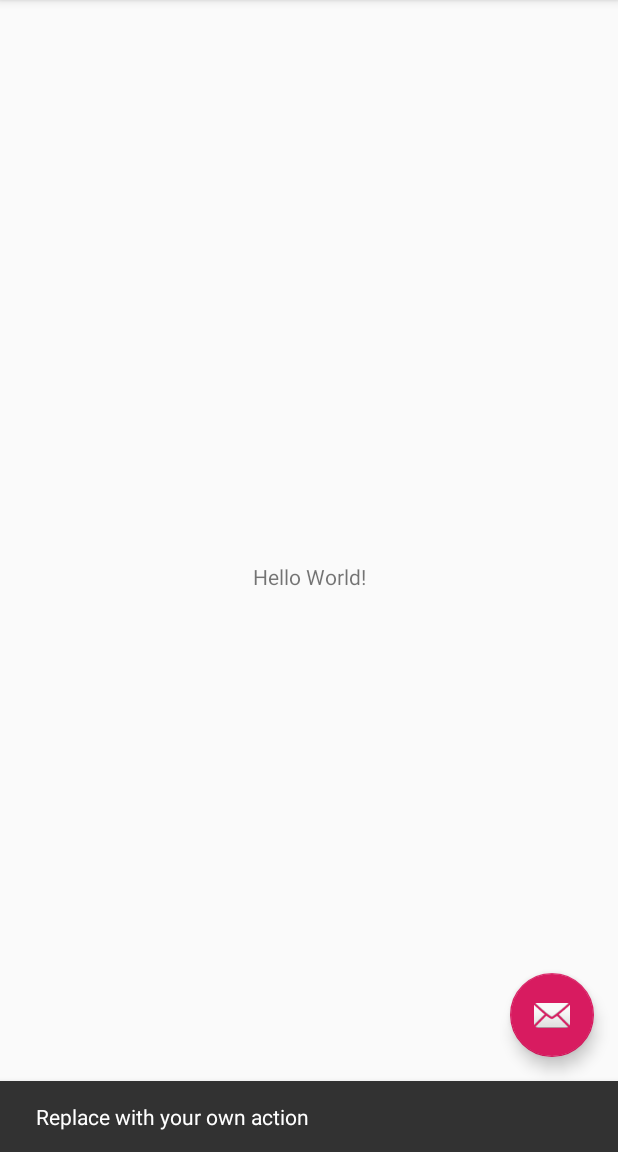
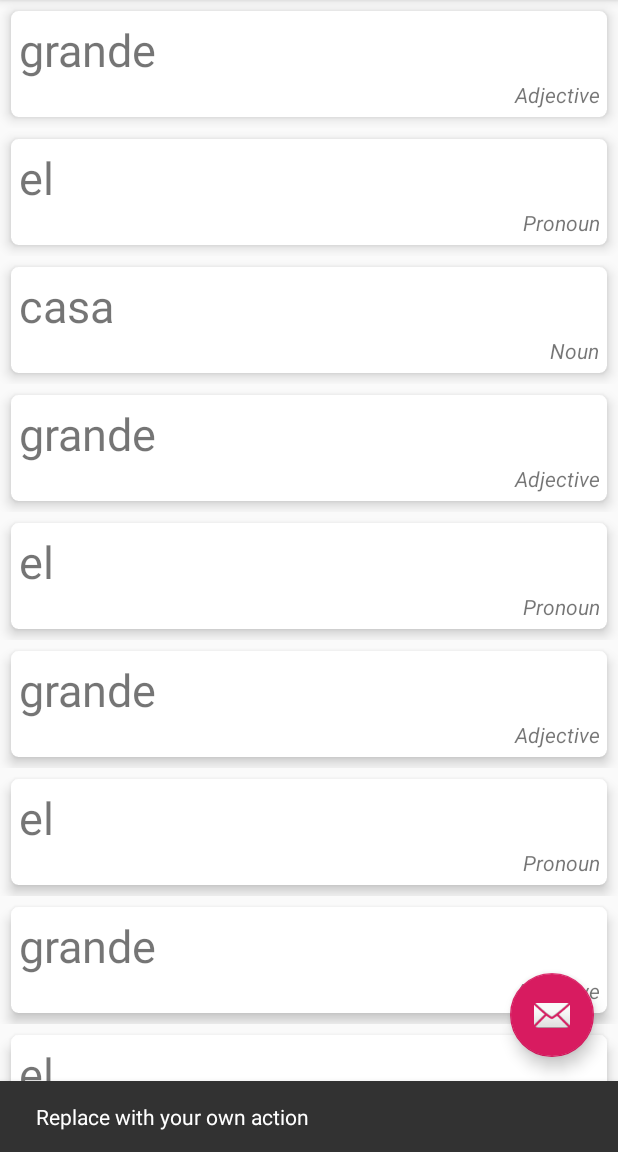
Before and after one commit to rishikesh1419/Android-My-Spanish-Vocab, an Android app: the screen it shows after launch (MainActivity), after a tap on an icon or button, on a phone screen of 412 x 824 dp, the part 84-1236 px from its top. Run offline under Robolectric (Android 15) with nearby library versions, the phone set to English and light mode, and no system bars.

Commit message:
Home screen layout done

```diff
--- a/app/build.gradle
+++ b/app/build.gradle
@@ -21,10 +21,12 @@ android {
 
 dependencies {
     implementation fileTree(dir: 'libs', include: ['*.jar'])
-    implementation 'androidx.appcompat:appcompat:1.0.2'
+    implementation 'androidx.appcompat:appcompat:1.1.0'
     implementation 'androidx.constraintlayout:constraintlayout:1.1.3'
-    implementation 'com.google.android.material:material:1.0.0'
+    implementation 'com.google.android.material:material:1.1.0'
     testImplementation 'junit:junit:4.12'
-    androidTestImplementation 'androidx.test.ext:junit:1.1.0'
-    androidTestImplementation 'androidx.test.espresso:espresso-core:3.1.1'
+    implementation 'androidx.recyclerview:recyclerview:1.1.0'
+    implementation 'androidx.cardview:cardview:1.0.0'
+    androidTestImplementation 'androidx.test.ext:junit:1.1.1'
+    androidTestImplementation 'androidx.test.espresso:espresso-core:3.2.0'
 }
--- a/app/src/main/java/com/example/myspanishvocab/MainActivity.java
+++ b/app/src/main/java/com/example/myspanishvocab/MainActivity.java
@@ -7,12 +7,22 @@ import com.google.android.material.snackbar.Snackbar;
 
 import androidx.appcompat.app.AppCompatActivity;
 import androidx.appcompat.widget.Toolbar;
+import androidx.recyclerview.widget.LinearLayoutManager;
+import androidx.recyclerview.widget.RecyclerView;
 
 import android.view.View;
 import android.view.Menu;
 import android.view.MenuItem;
 
+import java.util.ArrayList;
+
 public class MainActivity extends AppCompatActivity {
+
+    RecyclerView recyclerView;
+    RecyclerView.Adapter myAdapter;
+    RecyclerView.LayoutManager layoutManager;
+
+    ArrayList<Word> words;
 
     @Override
     protected void onCreate(Bundle savedInstanceState) {
@@ -29,6 +39,31 @@ public class MainActivity extends AppCompatActivity {
                         .setAction("Action", null).show();
             }
         });
+
+        recyclerView = findViewById(R.id.wordsRv);
+        recyclerView.setHasFixedSize(true);
+
+        layoutManager = new LinearLayoutManager(this);
+        recyclerView.setLayoutManager(layoutManager);
+
+        words = new ArrayList<Word>();
+        words.add(new Word("grande","Adjective","","Big, Huge","Tu casa es grande.","grande"));
+        words.add(new Word("el","Pronoun","","he","El tiene una casa.","el"));
+        words.add(new Word("casa","Noun","feminine","house","Ella tiene una casa.","casa"));
+        words.add(new Word("grande","Adjective","","Big, Huge","Tu casa es grande.","grande"));
+        words.add(new Word("el","Pronoun","","he","El tiene una casa.","el"));
+        words.add(new Word("grande","Adjective","","Big, Huge","Tu casa es grande.","grande"));
+        words.add(new Word("el","Pronoun","","he","El tiene una casa.","el"));
+        words.add(new Word("grande","Adjective","","Big, Huge","Tu casa es grande.","grande"));
+        words.add(new Word("el","Pronoun","","he","El tiene una casa.","el"));
+        words.add(new Word("grande","Adjective","","Big, Huge","Tu casa es grande.","grande"));
+        words.add(new Word("el","Pronoun","","he","El tiene una casa.","el"));
+        words.add(new Word("grande","Adjective","","Big, Huge","Tu casa es grande.","grande"));
+        words.add(new Word("el","Pronoun","","he","El tiene una casa.","el"));
+
+        myAdapter = new WordAdapter(this, words);
+
+        recyclerView.setAdapter(myAdapter);
     }
 
     @Override
--- /dev/null
+++ b/app/src/main/java/com/example/myspanishvocab/Word.java
@@ -0,0 +1,67 @@
+package com.example.myspanishvocab;
+
+public class Word {
+    private String word;
+    private String pos;
+    private String gender;
+    private String meaning;
+    private String usage;
+    private String norm;
+
+    public Word(String word, String pos, String gender, String meaning, String usage, String norm) {
+        this.word = word;
+        this.pos = pos;
+        this.gender = gender;
+        this.meaning = meaning;
+        this.usage = usage;
+        this.norm = norm;
+    }
+
+    public String getWord() {
+        return word;
+    }
+
+    public void setWord(String word) {
+        this.word = word;
+    }
+
+    public String getPos() {
+        return pos;
+    }
+
+    public void setPos(String pos) {
+        this.pos = pos;
+    }
+
+    public String getGender() {
+        return gender;
+    }
+
+    public void setGender(String gender) {
+        this.gender = gender;
+    }
+
+    public String getMeaning() {
+        return meaning;
+    }
+
+    public void setMeaning(String meaning) {
+        this.meaning = meaning;
+    }
+
+    public String getUsage() {
+        return usage;
+    }
+
+    public void setUsage(String usage) {
+        this.usage = usage;
+    }
+
+    public String getNorm() {
+        return norm;
+    }
+
+    public void setNorm(String norm) {
+        this.norm = norm;
+    }
+}
--- /dev/null
+++ b/app/src/main/java/com/example/myspanishvocab/WordAdapter.java
@@ -0,0 +1,65 @@
+package com.example.myspanishvocab;
+
+import android.content.Context;
+import android.view.LayoutInflater;
+import android.view.View;
+import android.view.ViewGroup;
+import android.widget.TextView;
+
+import androidx.annotation.NonNull;
+import androidx.recyclerview.widget.RecyclerView;
+
+import org.w3c.dom.Text;
+
+import java.util.ArrayList;
+
+public class WordAdapter extends RecyclerView.Adapter<WordAdapter.ViewHolder> {
+
+    private ArrayList<Word> words;
+
+    public WordAdapter(Context context, ArrayList<Word> list) {
+        words = list;
+    }
+
+    public class ViewHolder extends RecyclerView.ViewHolder {
+        TextView wordTv, detailsTv;
+
+        public ViewHolder(@NonNull View itemView) {
+            super(itemView);
+
+            wordTv = itemView.findViewById(R.id.wordTv);
+            detailsTv = itemView.findViewById(R.id.detailsTv);
+
+            itemView.setOnClickListener(new View.OnClickListener() {
+                @Override
+                public void onClick(View v) {
+
+                }
+            });
+        }
+    }
+
+    @NonNull
+    @Override
+    public WordAdapter.ViewHolder onCreateViewHolder(@NonNull ViewGroup viewGroup, int viewType) {
+
+        View v = LayoutInflater.from(viewGroup.getContext()).inflate(R.layout.word_list, viewGroup, false);
+
+        return new ViewHolder(v);
+    }
+
+    @Override
+    public void onBindViewHolder(@NonNull WordAdapter.ViewHolder viewHolder, int position) {
+
+        viewHolder.itemView.setTag(words.get(position));
+
+        viewHolder.wordTv.setText(words.get(position).getWord());
+        viewHolder.detailsTv.setText(words.get(position).getPos());
+
+    }
+
+    @Override
+    public int getItemCount() {
+        return words.size();
+    }
+}
--- a/app/src/main/res/layout/content_main.xml
+++ b/app/src/main/res/layout/content_main.xml
@@ -1,20 +1,17 @@
 <?xml version="1.0" encoding="utf-8"?>
-<androidx.constraintlayout.widget.ConstraintLayout xmlns:android="http://schemas.android.com/apk/res/android"
-    xmlns:app="http://schemas.android.com/apk/res-auto"
+<LinearLayout xmlns:app="http://schemas.android.com/apk/res-auto"
     xmlns:tools="http://schemas.android.com/tools"
+    xmlns:android="http://schemas.android.com/apk/res/android"
     android:layout_width="match_parent"
     android:layout_height="match_parent"
+    android:orientation="vertical"
     app:layout_behavior="@string/appbar_scrolling_view_behavior"
     tools:context=".MainActivity"
     tools:showIn="@layout/activity_main">
 
-    <TextView
-        android:layout_width="wrap_content"
-        android:layout_height="wrap_content"
-        android:text="Hello World!"
-        app:layout_constraintBottom_toBottomOf="parent"
-        app:layout_constraintLeft_toLeftOf="parent"
-        app:layout_constraintRight_toRightOf="parent"
-        app:layout_constraintTop_toTopOf="parent" />
 
-</androidx.constraintlayout.widget.ConstraintLayout>
+    <androidx.recyclerview.widget.RecyclerView
+        android:id="@+id/wordsRv"
+        android:layout_width="match_parent"
+        android:layout_height="match_parent" />
+</LinearLayout>
--- /dev/null
+++ b/app/src/main/res/layout/word_list.xml
@@ -0,0 +1,45 @@
+<?xml version="1.0" encoding="utf-8"?>
+<LinearLayout xmlns:android="http://schemas.android.com/apk/res/android"
+    android:layout_width="match_parent"
+    android:layout_height="wrap_content"
+    android:orientation="vertical">
+
+    <androidx.cardview.widget.CardView
+        xmlns:card_view="http://schemas.android.com/apk/res-auto"
+        card_view:cardBackgroundColor="#FFFFFF"
+        card_view:cardCornerRadius="5dp"
+        card_view:cardElevation="5dp"
+        android:layout_margin="7dp"
+        card_view:cardUseCompatPadding="false"
+        android:layout_width="match_parent"
+        android:layout_height="wrap_content">
+
+        <LinearLayout
+            android:layout_width="match_parent"
+            android:layout_height="wrap_content"
+            android:orientation="vertical"
+            android:paddingLeft="5dp"
+            android:paddingTop="5dp"
+            android:paddingRight="5dp"
+            android:paddingBottom="5dp">
+
+            <TextView
+                android:id="@+id/wordTv"
+                android:layout_width="match_parent"
+                android:layout_height="wrap_content"
+                android:fontFamily="sans-serif"
+                android:text="Grande"
+                android:textSize="30sp" />
+
+            <TextView
+                android:id="@+id/detailsTv"
+                android:layout_width="match_parent"
+                android:layout_height="wrap_content"
+                android:text="Adjective"
+                android:textAlignment="textEnd"
+                android:textStyle="italic" />
+        </LinearLayout>
+
+    </androidx.cardview.widget.CardView>
+
+</LinearLayout>
--- a/build.gradle
+++ b/build.gradle
@@ -7,7 +7,7 @@ buildscript {
 
     }
     dependencies {
-        classpath 'com.android.tools.build:gradle:3.5.3'
+        classpath 'com.android.tools.build:gradle:3.6.3'
 
         // NOTE: Do not place your application dependencies here; they belong
         // in the individual module build.gradle files
```
Also changed, not shown: gradle/wrapper/gradle-wrapper.properties, 2 other files.
